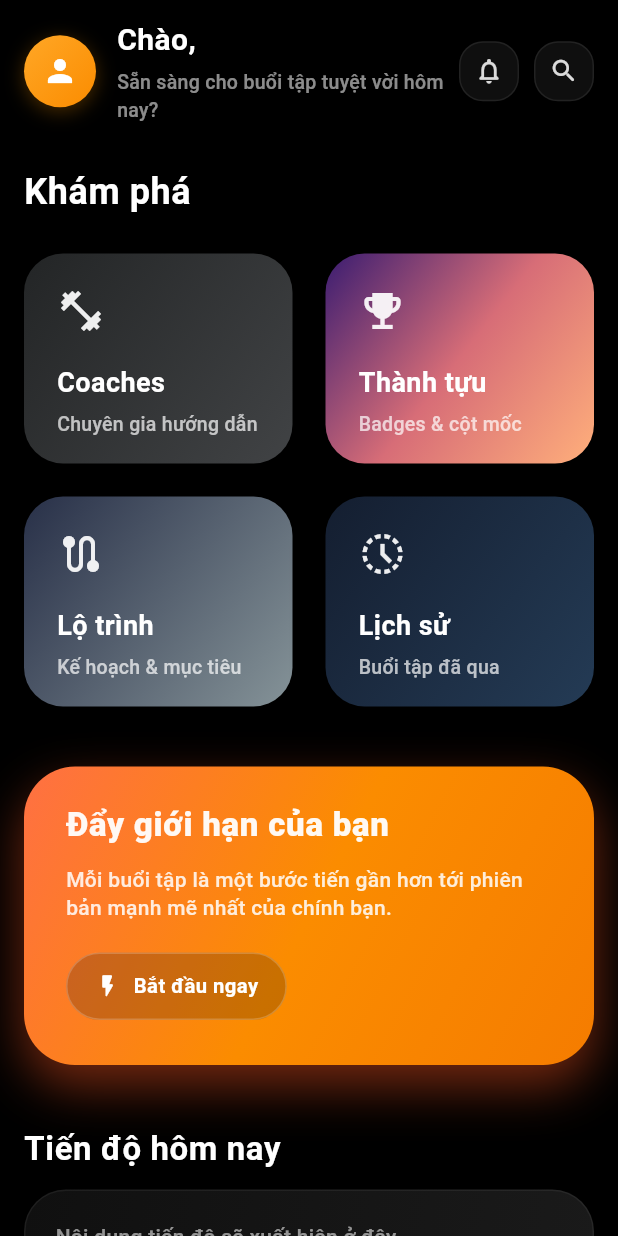
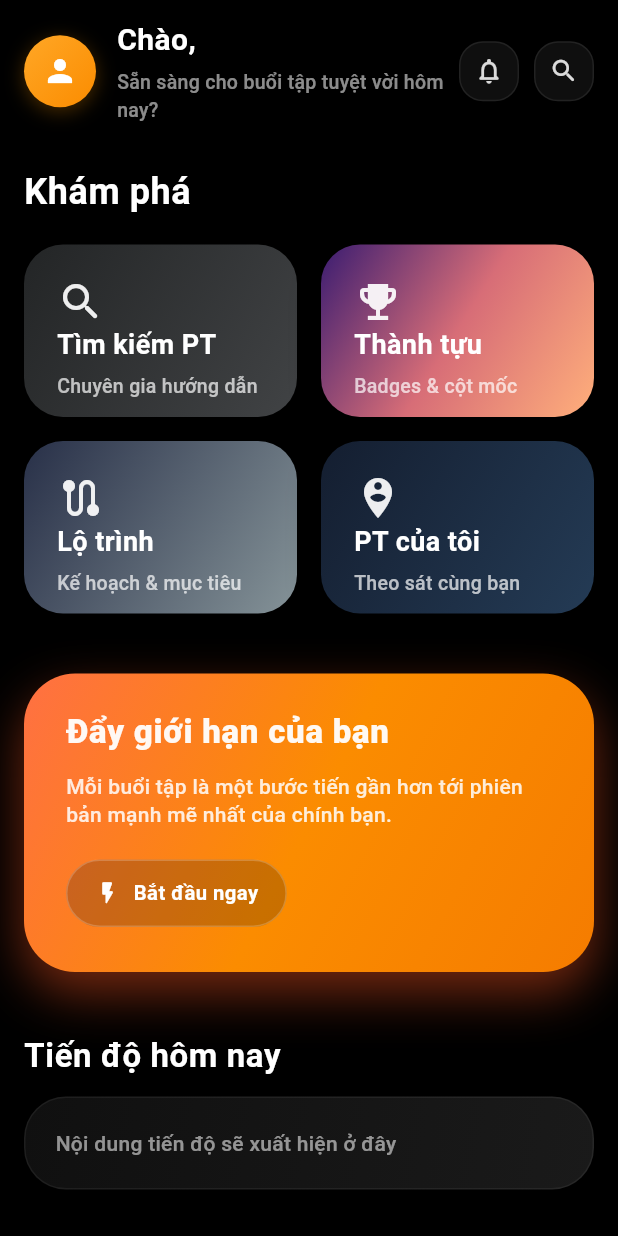
Before and after one commit to annguyen1407/DATN-GymForge, a Flutter app: the HomeScreen screen opened directly with empty values, on a phone screen of 412 x 824 dp. Run offline on Flutter 3.47's test engine with Material 3 defaults, Android fonts, the phone set to English and light mode, and no system bars; our stand-ins replace audioplayers, flutter_dotenv, flutter_secure_storage, percent_indicator, shared_preferences, table_calendar; accounts and stored records are empty.

Commit message:
feat(home): compact explore tiles, add role-based label, navigation to coaches & achievements, workout tab callback

```diff
--- a/front-end-flutter/gym_app_v2/lib/screens/home/home_screen.dart
+++ b/front-end-flutter/gym_app_v2/lib/screens/home/home_screen.dart
@@ -4,6 +4,8 @@ import '../../core/extensions/color_extensions.dart';
 import '../../widgets/animations/animated_appear.dart';
 import '../../widgets/skeleton/today_stat_skeleton.dart'; // CircleAvatarSkeleton
 import '../../widgets/skeleton/skeleton_box.dart';
+import '../coaches/coaches_screen.dart';
+import '../achievements/achievements_screen.dart';
 
 /// Data model for each discover square.
 class _DiscoverItem {
@@ -24,7 +26,15 @@ class _DiscoverItem {
 class HomeScreen extends StatelessWidget {
   final String userName;
   final bool isLoading;
-  const HomeScreen({super.key, required this.userName, this.isLoading = false});
+  final String? userRole; // 'GYMER' | 'COACH'
+  final VoidCallback? openWorkoutTab; // callback to jump to workout tab
+  const HomeScreen({
+    super.key,
+    required this.userName,
+    this.isLoading = false,
+    this.userRole,
+    this.openWorkoutTab,
+  });
 
   @override
   Widget build(BuildContext context) {
@@ -192,13 +202,23 @@ class HomeScreen extends StatelessWidget {
 
   /// Explore 2x2 grid section
   Widget _exploreGrid(bool loading) {
+    final dynamicLabel = userRole == 'COACH' ? 'Học viên' : 'PT của tôi';
+    final dynamicSubtitle = userRole == 'COACH'
+        ? 'Danh sách học viên'
+        : 'Theo sát cùng bạn';
+    return LayoutBuilder(
+      builder: (outerCtx, constraints) {
         final items = <_DiscoverItem>[
           _DiscoverItem(
-        label: 'Coaches',
+            label: 'Tìm kiếm PT',
             subtitle: 'Chuyên gia hướng dẫn',
-        icon: Icons.fitness_center,
+            icon: Icons.search_rounded,
             gradient: const [Color(0xFF232526), Color(0xFF414345)],
-        onTap: () {},
+            onTap: () {
+              Navigator.of(
+                outerCtx,
+              ).push(MaterialPageRoute(builder: (_) => const CoachesScreen()));
+            },
           ),
           _DiscoverItem(
             label: 'Thành tựu',
@@ -209,30 +229,33 @@ class HomeScreen extends StatelessWidget {
               Color(0xFFD76D77),
               Color(0xFFFFAF7B),
             ],
-        onTap: () {},
+            onTap: () {
+              Navigator.of(outerCtx).push(
+                MaterialPageRoute(builder: (_) => const AchievementsScreen()),
+              );
+            },
           ),
           _DiscoverItem(
             label: 'Lộ trình',
             subtitle: 'Kế hoạch & mục tiêu',
             icon: Icons.route_rounded,
             gradient: const [Color(0xFF283048), Color(0xFF859398)],
-        onTap: () {},
+            onTap: () {
+              if (openWorkoutTab != null) openWorkoutTab!();
+            },
           ),
           _DiscoverItem(
-        label: 'Lịch sử',
-        subtitle: 'Buổi tập đã qua',
-        icon: Icons.history_toggle_off,
+            label: dynamicLabel,
+            subtitle: dynamicSubtitle,
+            icon: userRole == 'COACH' ? Icons.group : Icons.person_pin_circle,
             gradient: const [Color(0xFF141E30), Color(0xFF243B55)],
             onTap: () {},
           ),
         ];
-
-    return LayoutBuilder(
-      builder: (context, constraints) {
         final width = constraints.maxWidth;
-        const spacing = 22.0;
+        const spacing = 16.0; // more compact spacing
         final tileWidth = (width - spacing) / 2; // two columns
-        const tileHeight = 140.0;
+        const tileHeight = 115.0; // reduced height for compact tiles
         if (loading) {
           return Column(
             crossAxisAlignment: CrossAxisAlignment.start,
@@ -246,7 +269,7 @@ class HomeScreen extends StatelessWidget {
                   letterSpacing: .4,
                 ),
               ),
-              const SizedBox(height: 24),
+              const SizedBox(height: 18),
               Wrap(
                 spacing: spacing,
                 runSpacing: spacing,
@@ -283,7 +306,7 @@ class HomeScreen extends StatelessWidget {
                 letterSpacing: .4,
               ),
             ),
-            const SizedBox(height: 24),
+            const SizedBox(height: 18),
             Wrap(
               spacing: spacing,
               runSpacing: spacing,
```
Lines whose indentation alone changed are shown as unchanged.
